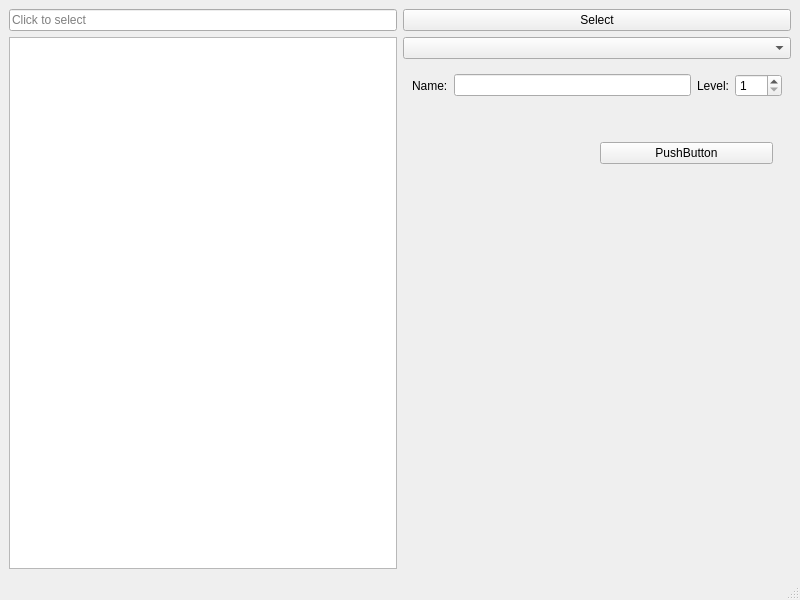
First picture: the form in DDDAedit.ui, repository mcondarelli/DDDAedit, before the edit.
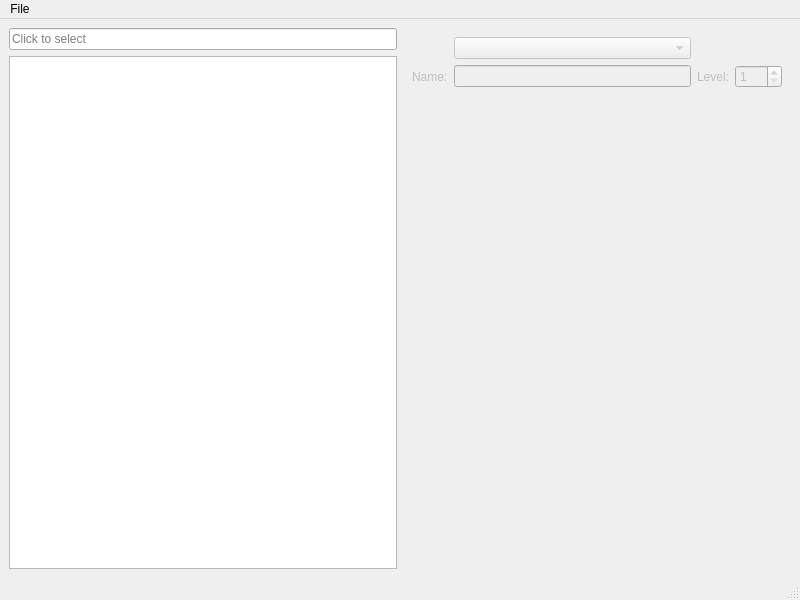
Second picture: the form after the edit. Icons and pictures are not drawn.

Commit message: Implementation of QAction load/save/savex

The edit to the form file:
```diff
--- a/DDDAedit.ui
+++ b/DDDAedit.ui
@@ -38,27 +38,36 @@
       </property>
      </spacer>
     </item>
-    <item row="1" column="1">
-     <widget class="QPushButton" name="load">
-      <property name="text">
-       <string>Select</string>
-      </property>
-     </widget>
-    </item>
     <item row="1" column="0">
      <widget class="QLineEdit" name="dddasav">
-      <property name="readOnly">
-       <bool>true</bool>
-      </property>
       <property name="placeholderText">
        <string>Click to select</string>
       </property>
-      <property name="clearButtonEnabled">
-       <bool>true</bool>
-      </property>
      </widget>
     </item>
+    <item row="1" column="1" rowspan="3">
+     <widget class="QWidget" name="main" native="true">
+      <property name="enabled">
+       <bool>false</bool>
+      </property>
+      <property name="minimumSize">
+       <size>
+        <width>0</width>
+        <height>0</height>
+       </size>
+      </property>
+      <layout class="QGridLayout" name="gridLayout_2">
     <item row="2" column="1">
+        <widget class="QWidget" name="vocations" native="true"/>
+       </item>
+       <item row="1" column="2">
+        <widget class="QLabel" name="label_2">
+         <property name="text">
+          <string>Level:</string>
+         </property>
+        </widget>
+       </item>
+       <item row="0" column="1">
      <widget class="QComboBox" name="pers">
       <property name="currentText">
        <string/>
@@ -91,65 +100,21 @@
       </item>
      </widget>
     </item>
-    <item row="3" column="1">
-     <widget class="QWidget" name="widget" native="true">
-      <property name="minimumSize">
-       <size>
-        <width>0</width>
-        <height>0</height>
-       </size>
-      </property>
-      <layout class="QGridLayout" name="gridLayout_2">
-       <item row="1" column="0" colspan="4">
-        <widget class="QWidget" name="widget_2" native="true">
-         <property name="minimumSize">
-          <size>
-           <width>100</width>
-           <height>100</height>
-          </size>
-         </property>
-         <property name="sizeIncrement">
-          <size>
-           <width>4</width>
-           <height>0</height>
-          </size>
-         </property>
-         <layout class="QGridLayout" name="gridLayout_3">
-          <item row="0" column="1">
-           <widget class="QPushButton" name="pushButton">
-            <property name="text">
-             <string>PushButton</string>
-            </property>
-           </widget>
-          </item>
-          <item row="0" column="0">
-           <widget class="QWidget" name="vocations" native="true"/>
-          </item>
-         </layout>
-        </widget>
-       </item>
-       <item row="0" column="2">
-        <widget class="QLabel" name="label_2">
-         <property name="text">
-          <string>Level:</string>
-         </property>
-        </widget>
-       </item>
-       <item row="0" column="0">
+       <item row="1" column="0">
         <widget class="QLabel" name="label">
          <property name="text">
           <string>Name:</string>
          </property>
         </widget>
        </item>
-       <item row="0" column="1">
+       <item row="1" column="1">
         <widget class="QLineEdit" name="name">
          <property name="readOnly">
           <bool>true</bool>
          </property>
         </widget>
        </item>
-       <item row="0" column="3">
+       <item row="1" column="3">
         <widget class="QSpinBox" name="level">
          <property name="minimum">
           <number>1</number>
@@ -173,6 +138,15 @@
      <height>22</height>
     </rect>
    </property>
+   <widget class="QMenu" name="menuFile">
+    <property name="title">
+     <string>File</string>
+    </property>
+    <addaction name="actionOpen"/>
+    <addaction name="actionSave"/>
+    <addaction name="actionSavex"/>
+   </widget>
+   <addaction name="menuFile"/>
   </widget>
   <widget class="QStatusBar" name="statusbar"/>
  </widget>
```
Left out of the diff: 30 changed lines with no effect on the pictures. Lines whose indentation alone changed are shown as unchanged. The commit also changes 3 other files.
